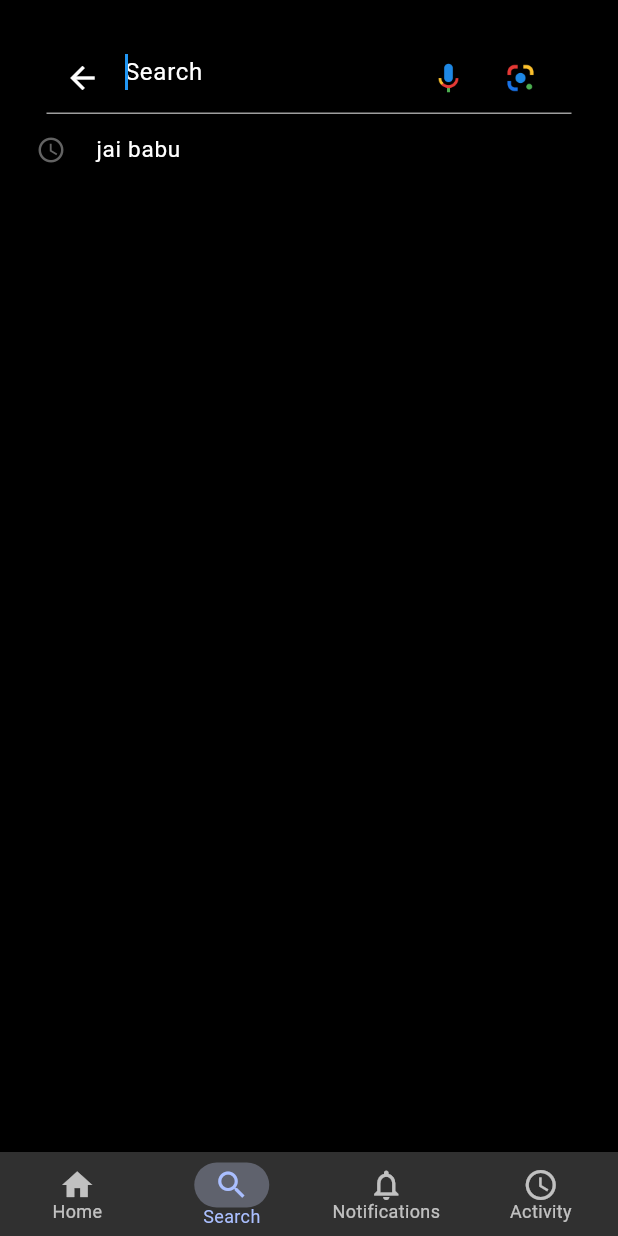
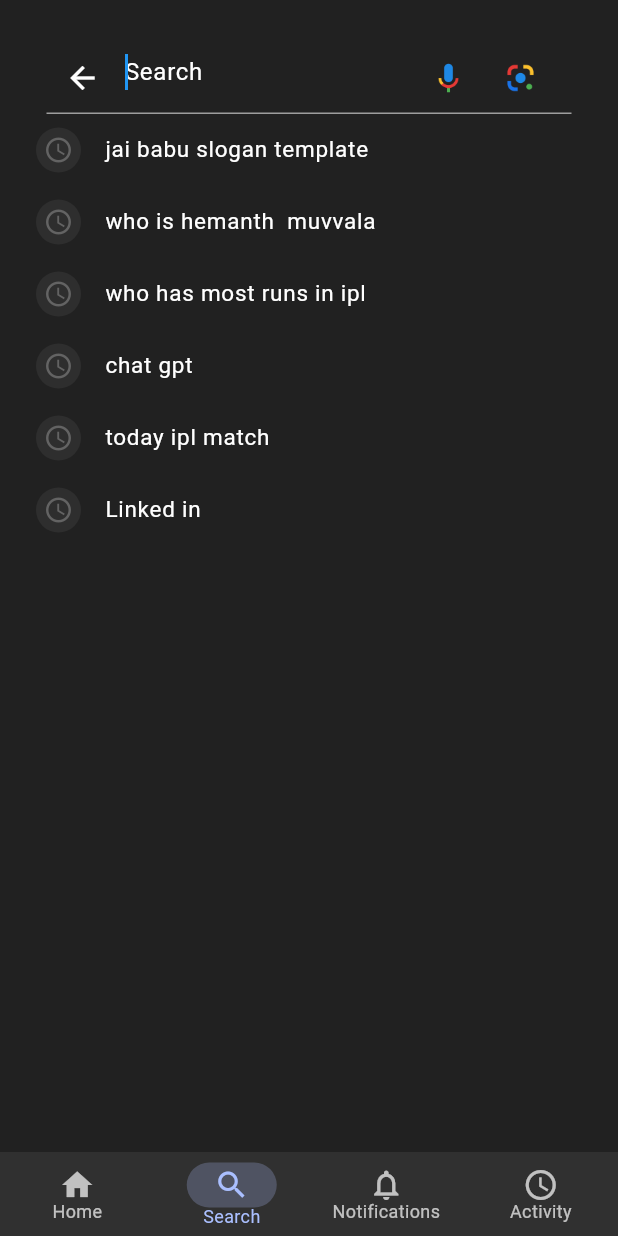
Before and after one commit to Hemanthmuvvala/google_clone, a Flutter app: the screen it shows after launch, item 2 of the bottom bar chosen, on a phone screen of 412 x 824 dp. Run offline on Flutter 3.47's test engine with Material 3 defaults, Android fonts, the phone set to English and light mode, and no system bars.

Commit message:
notification screen almost built

```diff
--- a/lib/main.dart
+++ b/lib/main.dart
@@ -1,6 +1,5 @@
 import 'package:flutter/material.dart';
 import 'package:google_clone/presentation/widgets/bottomnavigation.dart';
-
 void main() {
   runApp(const MyApp());
 }
@@ -23,7 +22,7 @@ class MyApp extends StatelessWidget {
       debugShowCheckedModeBanner:false,
 
      // onGenerateRoute:onGenerate,
-      home:const  BottomnavigationBar(),
+      home:const BottomnavigationBarCustom(),
     );
   }
 }
--- a/lib/presentation/pages/homepage.dart
+++ b/lib/presentation/pages/homepage.dart
@@ -19,12 +19,12 @@ class _HomepageState extends State<Homepage> {
   @override
   Widget build(BuildContext context) {
     return Scaffold(
-      backgroundColor: Colors.grey[900],
+   //   backgroundColor: Colors.grey[900],
       body: SingleChildScrollView(
         child: Column(
           children: [
             Padding(
-              padding: EdgeInsets.fromLTRB(10, 30, 10, 10),
+              padding: EdgeInsets.fromLTRB(20, 30, 20, 10),
               child: Row(
                 mainAxisAlignment: MainAxisAlignment.spaceBetween,
                 children: [
--- a/lib/presentation/pages/searchbar_page.dart
+++ b/lib/presentation/pages/searchbar_page.dart
@@ -1,5 +1,6 @@
 import 'package:flutter/material.dart';
-import 'package:google_clone/presentation/pages/homepage.dart';
+import 'package:google_clone/presentation/widgets/bottomnavigation.dart';
+import 'package:google_clone/presentation/widgets/searchpage_history.dart';
 
 class SearchbarPage extends StatefulWidget {
   const SearchbarPage({super.key});
@@ -12,19 +13,19 @@ class _SearchbarPageState extends State<SearchbarPage> {
   @override
   Widget build(BuildContext context) {
     return Scaffold(
-      backgroundColor: Colors.black,
+      backgroundColor: Colors.grey[900],
       body: Padding(
         padding: const EdgeInsets.all(8.0),
         child: Column(
           children: [
-            SizedBox(
+            const SizedBox(
               height: 20,
             ),
             Center(
               child: SizedBox(
                 width: 350,
                 child: TextField(
-                  style: TextStyle(color: Colors.white),
+                  style: const TextStyle(color: Colors.white),
                   autofocus: true,
                   cursorColor: Colors.blue,
                   decoration: InputDecoration(
@@ -33,15 +34,16 @@ class _SearchbarPageState extends State<SearchbarPage> {
                         Navigator.push(
                             context,
                             MaterialPageRoute(
-                                builder: (context) =>const Homepage()));
+                                builder: (context) =>
+                                    BottomnavigationBarCustom()));
                       },
-                      icon: Icon(
+                      icon: const Icon(
                         Icons.arrow_back,
                         color: Colors.white,
                       ),
                     ),
                     hintText: 'Search',
-                    hintStyle: TextStyle(color: Colors.white),
+                    hintStyle: const TextStyle(color: Colors.white),
                     suffixIcon: Padding(
                       padding: const EdgeInsets.only(right: 10),
                       child: Row(
@@ -50,11 +52,11 @@ class _SearchbarPageState extends State<SearchbarPage> {
                           IconButton(
                             iconSize: 30,
                             padding: EdgeInsets.zero,
-                            constraints:const BoxConstraints(),
+                            constraints: const BoxConstraints(),
                             icon: Image.asset(
                               'assets/images/mic.png',
-                              width: 30, // Set image width
-                              height: 30, // Set image height
+                              width: 30,
+                              height: 30,
                               fit: BoxFit.contain,
                             ),
                             onPressed: () {},
@@ -73,12 +75,12 @@ class _SearchbarPageState extends State<SearchbarPage> {
                         ],
                       ),
                     ),
-                    enabledBorder: UnderlineInputBorder(
+                    enabledBorder: const UnderlineInputBorder(
                       borderSide: BorderSide(
                         color: Colors.grey,
                       ),
                     ),
-                    focusedBorder: UnderlineInputBorder(
+                    focusedBorder: const UnderlineInputBorder(
                       borderSide: BorderSide(
                         color: Colors.grey,
                       ),
@@ -89,17 +91,40 @@ class _SearchbarPageState extends State<SearchbarPage> {
             ),
             ListTile(
               dense: true,
-              leading: Icon(
-                Icons.schedule,
-                color: const Color.fromARGB(255, 99, 99, 99),
-                size: 20,
+              leading: Container(
+                height: 30,
+                width: 30,
+                decoration: BoxDecoration(
+                  color: Colors.grey.withOpacity(0.1),
+                  borderRadius: BorderRadius.circular(30),
+                ),
+                child: Icon(
+                  Icons.schedule_outlined,
+                  color: const Color.fromARGB(255, 99, 99, 99),
+                  size: 20,
+                ),
               ),
               title: Text(
-                'jai babu',
+                'jai babu slogan template',
                 style: TextStyle(color: Colors.white, fontSize: 15),
               ),
             ),
-            //Expanded(child: Listtiles()),
+            const SearchpageHistory(
+              searchHistory: 'who is hemanth  muvvala',
+            ),
+            const SearchpageHistory(
+              searchHistory: 'who has most runs in ipl',
+            ),
+            const SearchpageHistory(
+              searchHistory: 'chat gpt',
+            ),
+            const SearchpageHistory(
+              searchHistory: 'today ipl match',
+            ),
+            const SearchpageHistory(
+              searchHistory: 'Linked in',
+            ),
+
           ],
         ),
       ),
--- a/lib/presentation/widgets/bottomnavigation.dart
+++ b/lib/presentation/widgets/bottomnavigation.dart
@@ -4,14 +4,15 @@ import 'package:google_clone/presentation/pages/homepage.dart';
 import 'package:google_clone/presentation/pages/notification.dart';
 import 'package:google_clone/presentation/pages/searchbar_page.dart';
 
-class BottomnavigationBar extends StatefulWidget {
-  const BottomnavigationBar({super.key});
+class BottomnavigationBarCustom extends StatefulWidget {
+  const BottomnavigationBarCustom({super.key});
 
   @override
-  State<BottomnavigationBar> createState() => _BottomnavigationBarState();
+  State<BottomnavigationBarCustom> createState() =>
+      _BottomnavigationBarCustomState();
 }
 
-class _BottomnavigationBarState extends State<BottomnavigationBar> {
+class _BottomnavigationBarCustomState extends State<BottomnavigationBarCustom> {
   final List<Widget> screens = [
     const Homepage(),
     const SearchbarPage(),
@@ -23,13 +24,13 @@ class _BottomnavigationBarState extends State<BottomnavigationBar> {
     bool isSelected = currentIndex == index;
 
     if (isSelected) {
-      return AnimatedContainer(
-        duration: Duration(milliseconds: 500),
-        curve: Curves.bounceOut,
+      return Container(
+        // duration: Duration(milliseconds: 500),
+        // curve: Curves.bounceIn,
         height: 30,
-        width: 50,
+        width: 60,
         decoration: BoxDecoration(
-          color: const Color.fromARGB(255, 202, 212, 249).withOpacity(0.3),
+          color: const Color.fromARGB(255, 173, 189, 246).withOpacity(0.25),
           borderRadius: BorderRadius.circular(22),
         ),
         child: Icon(icon),
@@ -46,9 +47,8 @@ class _BottomnavigationBarState extends State<BottomnavigationBar> {
       bottomNavigationBar: BottomNavigationBar(
         currentIndex: currentIndex,
         onTap: (position) {
-
           setState(() {
-             currentIndex = position;
+            currentIndex = position;
           });
         },
         elevation: 0,
@@ -67,7 +67,30 @@ class _BottomnavigationBarState extends State<BottomnavigationBar> {
             label: 'Search',
           ),
           BottomNavigationBarItem(
-            icon: _buildIcon(Icons.notifications_none, 2),
+            icon: Stack(
+              children: [
+                _buildIcon(Icons.notifications_none, 2),
+                // Positioned(
+                //   top: 0.5,
+                //   left: 10,
+
+                //   child: Container(
+                //     height: 13.5,
+                //     width: 13.5,
+                //     decoration: BoxDecoration(
+                //       color: Color.fromARGB(255, 180, 124, 104),
+                //       borderRadius: BorderRadius.circular(30),
+                //     ),
+                //     child: Center(
+                //       child: Text(
+                //         '3',
+                //         style: TextStyle(fontSize: 10), // small font for badge
+                //       ),
+                //     ),
+                //   ),
+                // ),
+              ],
+            ),
             label: 'Notifications',
           ),
           BottomNavigationBarItem(
--- /dev/null
+++ b/lib/presentation/widgets/searchpage_history.dart
@@ -0,0 +1,35 @@
+import 'package:flutter/material.dart';
+
+class SearchpageHistory extends StatefulWidget {
+  final String searchHistory;
+  const SearchpageHistory({super.key,required  this.searchHistory});
+
+  @override
+  State<SearchpageHistory> createState() => _SearchpageHistoryState();
+}
+
+class _SearchpageHistoryState extends State<SearchpageHistory> {
+  @override
+  Widget build(BuildContext context) {
+    return ListTile(
+      dense: true,
+      leading: Container(
+        height: 30,
+        width: 30,
+        decoration: BoxDecoration(
+          color: Colors.grey.withOpacity(0.1),
+          borderRadius: BorderRadius.circular(30),
+        ),
+        child: Icon(
+          Icons.schedule_outlined,
+          color: const Color.fromARGB(255, 99, 99, 99),
+          size: 20,
+        ),
+      ),
+      title: Text(
+        widget.searchHistory,
+        style: TextStyle(color: Colors.white, fontSize: 15),
+      ),
+    );
+  }
+}
```
Also changed, not shown: lib/presentation/pages/notification.dart (+69 -3 lines).
